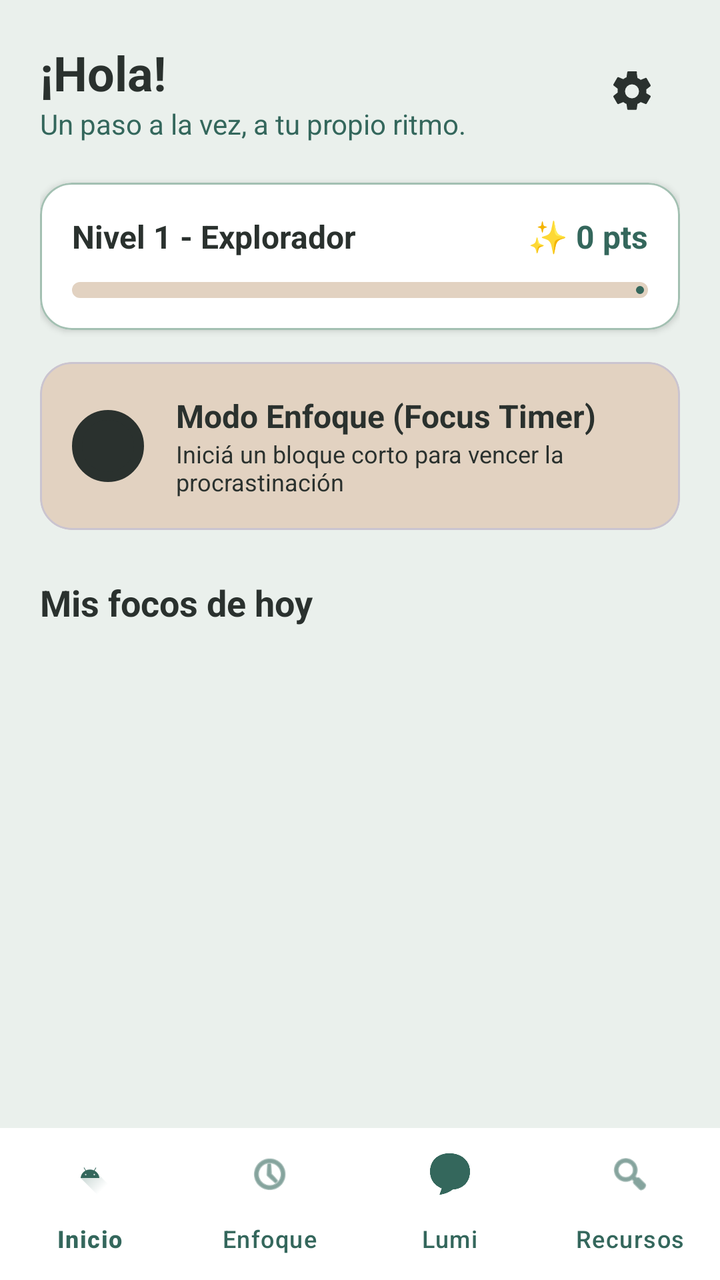
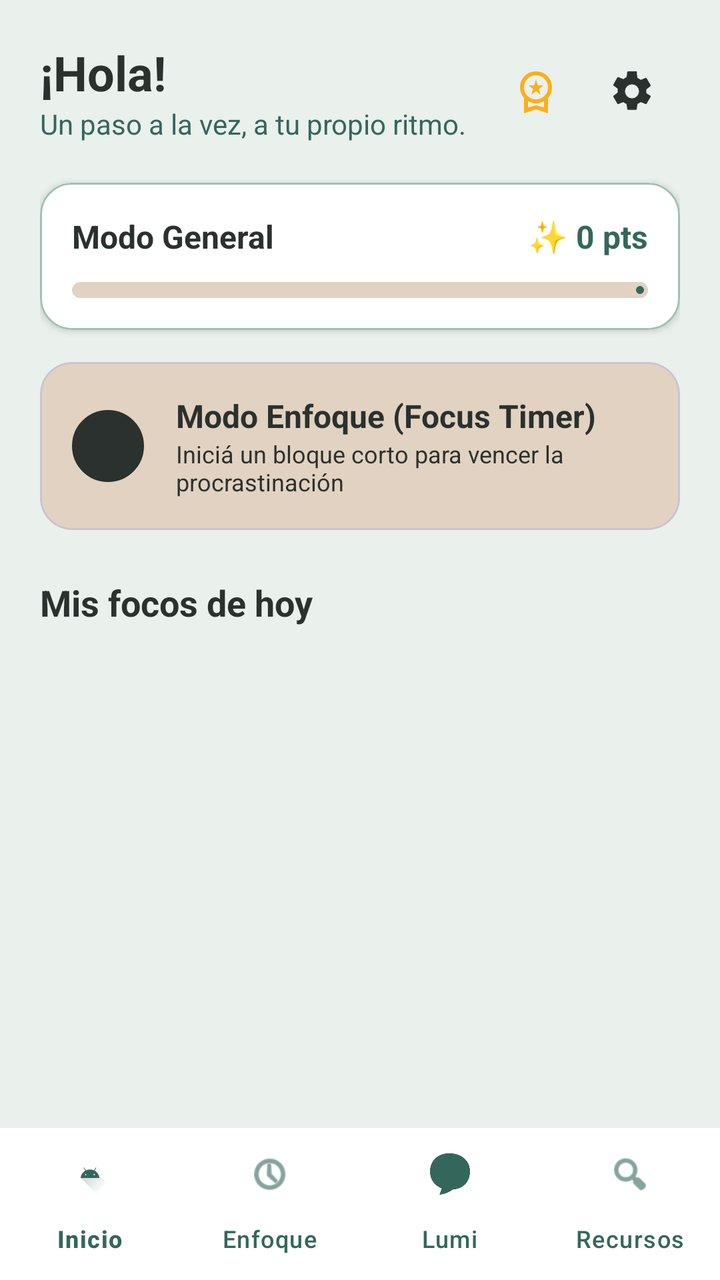

Two renders of the same Android screen: before a commit and after it. Below are the layout's source before the change and the commit's diff.
<!-- AndroidManifest.xml: application theme Theme.Clarity -->
<!-- res/layout/activity_main.xml -->
<?xml version="1.0" encoding="utf-8"?>
<androidx.coordinatorlayout.widget.CoordinatorLayout
    xmlns:android="http://schemas.android.com/apk/res/android"
    xmlns:app="http://schemas.android.com/apk/res-auto"
    android:layout_width="match_parent"
    android:layout_height="match_parent"
    android:background="@color/fondo_app">

    

    <androidx.core.widget.NestedScrollView
        android:id="@+id/scrollInicio"
        android:layout_width="match_parent"
        android:layout_height="match_parent"
        android:layout_marginBottom="76dp"
        android:clipToPadding="false"
        android:fillViewport="true">

        <LinearLayout
            android:layout_width="match_parent"
            android:layout_height="wrap_content"
            android:orientation="vertical"
            android:padding="20dp">

            

            <LinearLayout
                android:layout_width="match_parent"
                android:layout_height="wrap_content"
                android:gravity="center_vertical"
                android:orientation="horizontal">

                <LinearLayout
                    android:layout_width="0dp"
                    android:layout_height="wrap_content"
                    android:layout_weight="1"
                    android:orientation="vertical">

                    <TextView
                        android:id="@+id/tvSaludoUsuario"
                        android:layout_width="wrap_content"
                        android:layout_height="wrap_content"
                        android:text="¡Hola!"
                        android:textColor="@color/gris_texto"
                        android:textSize="24sp"
                        android:textStyle="bold" />

                    <TextView
                        android:id="@+id/tvMensajeMotivacional"
                        android:layout_width="wrap_content"
                        android:layout_height="wrap_content"
                        android:text="Un paso a la vez, a tu propio ritmo."
                        android:textColor="@color/verde_principal"
                        android:textSize="14sp" />

                </LinearLayout>

                <ImageButton
                    android:id="@+id/btnAbrirAjustes"
                    android:layout_width="48dp"
                    android:layout_height="48dp"
                    android:background="?attr/selectableItemBackgroundBorderless"
                    android:contentDescription="Ajustes y accesibilidad"
                    android:src="@drawable/ic_settings"
                    app:tint="@color/gris_texto" />

            </LinearLayout>

            

            <com.google.android.material.card.MaterialCardView
                android:layout_width="match_parent"
                android:layout_height="wrap_content"
                android:layout_marginTop="20dp"
                app:cardBackgroundColor="@color/blanco_superficie"
                app:cardCornerRadius="16dp"
                app:cardElevation="2dp"
                app:strokeColor="@color/verde_secundario"
                app:strokeWidth="1dp">

                <LinearLayout
                    android:layout_width="match_parent"
                    android:layout_height="wrap_content"
                    android:orientation="vertical"
                    android:padding="16dp">

                    <LinearLayout
                        android:layout_width="match_parent"
                        android:layout_height="wrap_content"
                        android:gravity="center_vertical"
                        android:orientation="horizontal">

                        <TextView
                            android:id="@+id/tvNivelUsuario"
                            android:layout_width="0dp"
                            android:layout_height="wrap_content"
                            android:layout_weight="1"
                            android:text="Nivel 1 - Explorador"
                            android:textColor="@color/gris_texto"
                            android:textSize="16sp"
                            android:textStyle="bold" />

                        <TextView
                            android:id="@+id/tvPuntosTotales"
                            android:layout_width="wrap_content"
                            android:layout_height="wrap_content"
                            android:text="✨ 0 pts"
                            android:textColor="@color/verde_principal"
                            android:textSize="16sp"
                            android:textStyle="bold" />

                    </LinearLayout>

                    <com.google.android.material.progressindicator.LinearProgressIndicator
                        android:id="@+id/progresoNivel"
                        android:layout_width="match_parent"
                        android:layout_height="wrap_content"
                        android:layout_marginTop="12dp"
                        android:indeterminate="false"
                        android:max="100"
                        android:progress="25"
                        app:indicatorColor="@color/verde_principal"
                        app:trackColor="@color/arena_decorativo"
                        app:trackCornerRadius="8dp"
                        app:trackThickness="8dp" />

                </LinearLayout>

            </com.google.android.material.card.MaterialCardView>

            

            <com.google.android.material.card.MaterialCardView
                android:id="@+id/cardFocusRapido"
                android:layout_width="match_parent"
                android:layout_height="wrap_content"
                android:layout_marginTop="16dp"
                android:clickable="true"
                android:focusable="true"
                app:cardBackgroundColor="@color/arena_decorativo"
                app:cardCornerRadius="16dp"
                app:cardElevation="1dp">

                <LinearLayout
                    android:layout_width="match_parent"
                    android:layout_height="wrap_content"
                    android:gravity="center_vertical"
                    android:orientation="horizontal"
                    android:padding="16dp">

                    <ImageView
                        android:layout_width="36dp"
                        android:layout_height="36dp"
                        android:contentDescription="Temporizador de enfoque"
                        android:src="@drawable/ic_temporizador"
                        app:tint="@color/gris_texto" />

                    <LinearLayout
                        android:layout_width="0dp"
                        android:layout_height="wrap_content"
                        android:layout_marginStart="16dp"
                        android:layout_weight="1"
                        android:orientation="vertical">

                        <TextView
                            android:layout_width="wrap_content"
                            android:layout_height="wrap_content"
                            android:text="Modo Enfoque (Focus Timer)"
                            android:textColor="@color/gris_texto"
                            android:textSize="16sp"
                            android:textStyle="bold" />

                        <TextView
                            android:layout_width="wrap_content"
                            android:layout_height="wrap_content"
                            android:text="Iniciá un bloque corto para vencer la procrastinación"
                            android:textColor="@color/gris_texto"
                            android:textSize="12sp" />

                    </LinearLayout>

                </LinearLayout>

            </com.google.android.material.card.MaterialCardView>

            

            <TextView
                android:layout_width="wrap_content"
                android:layout_height="wrap_content"
                android:layout_marginTop="24dp"
                android:layout_marginBottom="12dp"
                android:text="Mis focos de hoy"
                android:textColor="@color/gris_texto"
                android:textSize="18sp"
                android:textStyle="bold" />

            

            <androidx.recyclerview.widget.RecyclerView
                android:id="@+id/rvTareasHoy"
                android:layout_width="match_parent"
                android:layout_height="wrap_content"
                android:nestedScrollingEnabled="false" />

            

            <TextView
                android:id="@+id/tvSinTareas"
                android:layout_width="match_parent"
                android:layout_height="wrap_content"
                android:gravity="center"
                android:padding="24dp"
                android:text="¡Todo despejado por hoy! 🎉&#10;Disfrutá tu descanso o agregá una nueva tarea."
                android:textColor="@color/gris_texto"
                android:textSize="14sp"
                android:visibility="gone" />

        </LinearLayout>

    </androidx.core.widget.NestedScrollView>

    

    <com.google.android.material.bottomnavigation.BottomNavigationView
        android:id="@+id/bottomNavigationView"
        android:layout_width="match_parent"
        android:layout_height="76dp"
        android:layout_gravity="bottom"
        android:background="@color/blanco_superficie"
        android:elevation="8dp"
        app:itemHorizontalTranslationEnabled="false"
        app:itemIconSize="22dp"
        app:itemIconTint="@color/verde_principal"
        app:itemTextColor="@color/verde_principal"
        app:labelVisibilityMode="labeled"
        app:menu="@menu/menu_bottom_navigation" />

</androidx.coordinatorlayout.widget.CoordinatorLayout>
<!-- resources referenced by this layout -->
<resources>
  <color name="arena_decorativo">#E2D2C1</color>
  <color name="blanco_superficie">#FFFFFF</color>
  <color name="fondo_app">#EAF0EC</color>
  <color name="gris_texto">#2A312E</color>
  <color name="verde_principal">#34675C</color>
  <color name="verde_secundario">#A3C0B2</color>
  <!-- drawable ic_settings (drawable) -->
  <?xml version="1.0" encoding="utf-8"?>
  <vector xmlns:android="http://schemas.android.com/apk/res/android"
      android:width="24dp"
      android:height="24dp"
      android:viewportWidth="24"
      android:viewportHeight="24">
  
      <path
          android:fillColor="#34675C"
          android:pathData="M19.14,12.94c0.04,-0.31 0.06,-0.62 0.06,-0.94s-0.02,-0.63 -0.07,-0.94l2.03,-1.58a0.5,0.5 0,0 0,0.12 -0.64l-1.92,-3.32a0.5,0.5 0,0 0,-0.61 -0.22l-2.39,0.96a7.1,7.1 0,0 0,-1.63 -0.94l-0.36,-2.54A0.49,0.49 0,0 0,13.88 2h-3.76a0.49,0.49 0,0 0,-0.49 0.42L9.27,4.96a7.1,7.1 0,0 0,-1.63 0.94L5.25,4.94a0.5,0.5 0,0 0,-0.61 0.22L2.72,8.48a0.5,0.5 0,0 0,0.12 0.64l2.03,1.58c-0.05,0.31 -0.07,0.62 -0.07,0.94s0.02,0.63 0.07,0.94l-2.03,1.58a0.5,0.5 0,0 0,-0.12 0.64l1.92,3.32a0.5,0.5 0,0 0,0.61 0.22l2.39,-0.96c0.5,0.39 1.05,0.71 1.63,0.94l0.36,2.54a0.49,0.49 0,0 0,0.49 0.42h3.76a0.49,0.49 0,0 0,0.49 -0.42l0.36,-2.54a7.1,7.1 0,0 0,1.63 -0.94l2.39,0.96a0.5,0.5 0,0 0,0.61 -0.22l1.92,-3.32a0.5,0.5 0,0 0,-0.12 -0.64zM12,15.5a3.5,3.5 0,1 1,0 -7,3.5 3.5,0 0,1 0,7z" />
  </vector>
  <!-- drawable ic_temporizador (drawable) -->
  <?xml version="1.0" encoding="utf-8"?>
  <shape xmlns:android="http://schemas.android.com/apk/res/android"
      android:shape="oval">
  
      <solid android:color="@color/fondo_app" />
  
      <stroke
          android:width="5dp"
          android:color="@color/verde_secundario" />
  
  </shape>
  <style name="Theme.Clarity" parent="Base.Theme.Clarity" />
  <style name="Base.Theme.Clarity" parent="Theme.Material3.DayNight.NoActionBar">
          
          
      </style>
</resources>

<!-- the commit's change to res/layout/activity_main.xml (unified diff, before → after) -->
@@ -54,6 +54,16 @@
                         android:textSize="14sp" />
 
                 </LinearLayout>
+
+                <ImageButton
+                    android:id="@+id/btnAbrirLogros"
+                    android:layout_width="48dp"
+                    android:layout_height="48dp"
+                    android:background="?attr/selectableItemBackgroundBorderless"
+                    android:contentDescription="Logros y progreso"
+                    android:src="@drawable/ic_logros"
+                    android:clickable="true"
+                    android:focusable="true" />
 
                 <ImageButton
                     android:id="@+id/btnAbrirAjustes"
@@ -67,154 +77,239 @@
             </LinearLayout>
 
             
-
-            <com.google.android.material.card.MaterialCardView
+            
+            
+
+            <LinearLayout
+                android:id="@+id/panelGeneral"
+                android:layout_width="match_parent"
+                android:layout_height="wrap_content"
+                android:orientation="vertical"
+                android:visibility="visible">
+
+                
+
+                <com.google.android.material.card.MaterialCardView
+                    android:layout_width="match_parent"
+                    android:layout_height="wrap_content"
+                    android:layout_marginTop="20dp"
+                    app:cardBackgroundColor="@color/blanco_superficie"
+                    app:cardCornerRadius="16dp"
+                    app:cardElevation="2dp"
+                    app:strokeColor="@color/verde_secundario"
+                    app:strokeWidth="1dp">
+
+                    <LinearLayout
+                        android:layout_width="match_parent"
+                        android:layout_height="wrap_content"
+                        android:orientation="vertical"
+                        android:padding="16dp">
+
+                        <LinearLayout
+                            android:layout_width="match_parent"
+                            android:layout_height="wrap_content"
+                            android:gravity="center_vertical"
+                            android:orientation="horizontal">
+
+                            <TextView
+                                android:id="@+id/tvNivelUsuario"
+                                android:layout_width="0dp"
+                                android:layout_height="wrap_content"
+                                android:layout_weight="1"
+                                android:text="Modo General"
+                                android:textColor="@color/gris_texto"
+                                android:textSize="16sp"
+                                android:textStyle="bold" />
+
+                            <TextView
+                                android:id="@+id/tvPuntosTotales"
+                                android:layout_width="wrap_content"
+                                android:layout_height="wrap_content"
+                                android:text="✨ 0 pts"
+                                android:textColor="@color/verde_principal"
+                                android:textSize="16sp"
+                                android:textStyle="bold" />
+
+                        </LinearLayout>
+
+                        <com.google.android.material.progressindicator.LinearProgressIndicator
+                            android:id="@+id/progresoNivel"
+                            android:layout_width="match_parent"
+                            android:layout_height="wrap_content"
+                            android:layout_marginTop="12dp"
+                            android:indeterminate="false"
+                            android:max="100"
+                            android:progress="25"
+                            app:indicatorColor="@color/verde_principal"
+                            app:trackColor="@color/arena_decorativo"
+                            app:trackCornerRadius="8dp"
+                            app:trackThickness="8dp" />
+
+                    </LinearLayout>
+
+                </com.google.android.material.card.MaterialCardView>
+
+                
+
+                <com.google.android.material.card.MaterialCardView
+                    android:id="@+id/cardFocusRapido"
+                    android:layout_width="match_parent"
+                    android:layout_height="wrap_content"
+                    android:layout_marginTop="16dp"
+                    android:clickable="true"
+                    android:focusable="true"
+                    app:cardBackgroundColor="@color/arena_decorativo"
+                    app:cardCornerRadius="16dp"
+                    app:cardElevation="1dp">
+
+                    <LinearLayout
+                        android:layout_width="match_parent"
+                        android:layout_height="wrap_content"
+                        android:gravity="center_vertical"
+                        android:orientation="horizontal"
+                        android:padding="16dp">
+
+                        <ImageView
+                            android:layout_width="36dp"
+                            android:layout_height="36dp"
+                            android:contentDescription="Temporizador de enfoque"
+                            android:src="@drawable/ic_temporizador"
+                            app:tint="@color/gris_texto" />
+
+                        <LinearLayout
+                            android:layout_width="0dp"
+                            android:layout_height="wrap_content"
+                            android:layout_marginStart="16dp"
+                            android:layout_weight="1"
+                            android:orientation="vertical">
+
+                            <TextView
+                                android:layout_width="wrap_content"
+                                android:layout_height="wrap_content"
+                                android:text="Modo Enfoque (Focus Timer)"
+                                android:textColor="@color/gris_texto"
+                                android:textSize="16sp"
+                                android:textStyle="bold" />
+
+                            <TextView
+                                android:layout_width="wrap_content"
+                                android:layout_height="wrap_content"
+                                android:text="Iniciá un bloque corto para vencer la procrastinación"
+                                android:textColor="@color/gris_texto"
+                                android:textSize="12sp" />
+
+                        </LinearLayout>
+
+                    </LinearLayout>
+
+                </com.google.android.material.card.MaterialCardView>
+
+                
+
+                <TextView
+                    android:layout_width="wrap_content"
+                    android:layout_height="wrap_content"
+                    android:layout_marginTop="24dp"
+                    android:layout_marginBottom="12dp"
+                    android:text="Mis focos de hoy"
+                    android:textColor="@color/gris_texto"
+                    android:textSize="18sp"
+                    android:textStyle="bold" />
+
+                
+
+                <androidx.recyclerview.widget.RecyclerView
+                    android:id="@+id/rvTareasHoy"
+                    android:layout_width="match_parent"
+                    android:layout_height="wrap_content"
+                    android:nestedScrollingEnabled="false" />
+
+                
+
+                <TextView
+                    android:id="@+id/tvSinTareas"
+                    android:layout_width="match_parent"
+                    android:layout_height="wrap_content"
+                    android:gravity="center"
+                    android:padding="24dp"
+                    android:text="¡Todo despejado por hoy! 🎉&#10;Disfrutá tu descanso o agregá una nueva tarea."
+                    android:textColor="@color/gris_texto"
+                    android:textSize="14sp"
+                    android:visibility="gone" />
+
+            </LinearLayout>
+
+            
+            
+            
+
+            <LinearLayout
+                android:id="@+id/panelParental"
                 android:layout_width="match_parent"
                 android:layout_height="wrap_content"
                 android:layout_marginTop="20dp"
-                app:cardBackgroundColor="@color/blanco_superficie"
-                app:cardCornerRadius="16dp"
-                app:cardElevation="2dp"
-                app:strokeColor="@color/verde_secundario"
-                app:strokeWidth="1dp">
-
-                <LinearLayout
-                    android:layout_width="match_parent"
-                    android:layout_height="wrap_content"
-                    android:orientation="vertical"
-                    android:padding="16dp">
+                android:orientation="vertical"
+                android:visibility="gone">
+
+                
+
+                <TextView
+                    android:layout_width="match_parent"
+                    android:layout_height="wrap_content"
+                    android:text="Panel Parental"
+                    android:textColor="@color/verde_principal"
+                    android:textSize="22sp"
+                    android:textStyle="bold"
+                    android:layout_marginBottom="12dp" />
+
+                
+
+                <com.google.android.material.card.MaterialCardView
+                    android:layout_width="match_parent"
+                    android:layout_height="wrap_content"
+                    app:cardBackgroundColor="@color/blanco_superficie"
+                    app:cardCornerRadius="16dp"
+                    app:cardElevation="2dp"
+                    app:strokeColor="@color/verde_secundario"
+                    app:strokeWidth="1dp">
 
                     <LinearLayout
                         android:layout_width="match_parent"
                         android:layout_height="wrap_content"
-                        android:gravity="center_vertical"
-                        android:orientation="horizontal">
+                        android:orientation="vertical"
+                        android:padding="20dp">
 
                         <TextView
-                            android:id="@+id/tvNivelUsuario"
-                            android:layout_width="0dp"
-                            android:layout_height="wrap_content"
-                            android:layout_weight="1"
-                            android:text="Nivel 1 - Explorador"
+                            android:layout_width="match_parent"
+                            android:layout_height="wrap_content"
+                            android:text="Gestión del menor"
                             android:textColor="@color/gris_texto"
-                            android:textSize="16sp"
+                            android:textSize="18sp"
                             android:textStyle="bold" />
 
                         <TextView
-                            android:id="@+id/tvPuntosTotales"
-                            android:layout_width="wrap_content"
-                            android:layout_height="wrap_content"
-                            android:text="✨ 0 pts"
-                            android:textColor="@color/verde_principal"
-                            android:textSize="16sp"
-                            android:textStyle="bold" />
+                            android:layout_width="match_parent"
+                            android:layout_height="wrap_content"
+                            android:layout_marginTop="10dp"
+                            android:text="Desde este espacio podrás crear un perfil para el menor, organizar sus tareas y acompañar su progreso."
+                            android:textColor="@color/gris_texto"
+                            android:textSize="15sp"
+                            android:lineSpacingExtra="4dp" />
+
+                        <Button
+                            android:id="@+id/btnAdministrarMenores"
+                            android:layout_width="match_parent"
+                            android:layout_height="wrap_content"
+                            android:layout_marginTop="16dp"
+                            android:text="Administrar perfiles de menores"
+                            android:backgroundTint="@color/verde_principal"
+                            android:textColor="@color/blanco_superficie" />
 
                     </LinearLayout>
 
-                    <com.google.android.material.progressindicator.LinearProgressIndicator
-                        android:id="@+id/progresoNivel"
-                        android:layout_width="match_parent"
-                        android:layout_height="wrap_content"
-                        android:layout_marginTop="12dp"
-                        android:indeterminate="false"
-                        android:max="100"
-                        android:progress="25"
-                        app:indicatorColor="@color/verde_principal"
-                        app:trackColor="@color/arena_decorativo"
-                        app:trackCornerRadius="8dp"
-                        app:trackThickness="8dp" />
-
-                </LinearLayout>
-
-            </com.google.android.material.card.MaterialCardView>
-
-            
-
-            <com.google.android.material.card.MaterialCardView
-                android:id="@+id/cardFocusRapido"
-                android:layout_width="match_parent"
-                android:layout_height="wrap_content"
-                android:layout_marginTop="16dp"
-                android:clickable="true"
-                android:focusable="true"
-                app:cardBackgroundColor="@color/arena_decorativo"
-                app:cardCornerRadius="16dp"
-                app:cardElevation="1dp">
-
-                <LinearLayout
-                    android:layout_width="match_parent"
-                    android:layout_height="wrap_content"
-                    android:gravity="center_vertical"
-                    android:orientation="horizontal"
-                    android:padding="16dp">
-
-                    <ImageView
-                        android:layout_width="36dp"
-                        android:layout_height="36dp"
-                        android:contentDescription="Temporizador de enfoque"
-                        android:src="@drawable/ic_temporizador"
-                        app:tint="@color/gris_texto" />
-
-                    <LinearLayout
-                        android:layout_width="0dp"
-                        android:layout_height="wrap_content"
-                        android:layout_marginStart="16dp"
-                        android:layout_weight="1"
-                        android:orientation="vertical">
-
-                        <TextView
-                            android:layout_width="wrap_content"
-                            android:layout_height="wrap_content"
-                            android:text="Modo Enfoque (Focus Timer)"
-                            android:textColor="@color/gris_texto"
-                            android:textSize="16sp"
-                            android:textStyle="bold" />
-
-                        <TextView
-                            android:layout_width="wrap_content"
-                            android:layout_height="wrap_content"
-                            android:text="Iniciá un bloque corto para vencer la procrastinación"
-                            android:textColor="@color/gris_texto"
-                            android:textSize="12sp" />
-
-                    </LinearLayout>
-
-                </LinearLayout>
-
-            </com.google.android.material.card.MaterialCardView>
-
-            
-
-            <TextView
-                android:layout_width="wrap_content"
-                android:layout_height="wrap_content"
-                android:layout_marginTop="24dp"
-                android:layout_marginBottom="12dp"
-                android:text="Mis focos de hoy"
-                android:textColor="@color/gris_texto"
-                android:textSize="18sp"
-                android:textStyle="bold" />
-
-            
-
-            <androidx.recyclerview.widget.RecyclerView
-                android:id="@+id/rvTareasHoy"
-                android:layout_width="match_parent"
-                android:layout_height="wrap_content"
-                android:nestedScrollingEnabled="false" />
-
-            
-
-            <TextView
-                android:id="@+id/tvSinTareas"
-                android:layout_width="match_parent"
-                android:layout_height="wrap_content"
-                android:gravity="center"
-                android:padding="24dp"
-                android:text="¡Todo despejado por hoy! 🎉&#10;Disfrutá tu descanso o agregá una nueva tarea."
-                android:textColor="@color/gris_texto"
-                android:textSize="14sp"
-                android:visibility="gone" />
+                </com.google.android.material.card.MaterialCardView>
+
+            </LinearLayout>
 
         </LinearLayout>
 
<!-- resource entries referenced after the edit -->
@@ -6,6 +6,12 @@
   <color name="gris_texto">#2A312E</color>
   <color name="verde_principal">#34675C</color>
   <color name="verde_secundario">#A3C0B2</color>
+  <!-- drawable ic_logros (drawable) -->
+  <vector xmlns:android="http://schemas.android.com/apk/res/android" android:height="24dp" android:tint="#FAB01B" android:viewportHeight="960" android:viewportWidth="960" android:width="24dp">
+        
+      <path android:fillColor="@android:color/white" android:pathData="M387,548L422,434L330,360L444,360L480,248L516,360L630,360L537,434L572,548L480,477L387,548ZM240,920L240,611Q202,569 181,515Q160,461 160,400Q160,266 253,173Q346,80 480,80Q614,80 707,173Q800,266 800,400Q800,461 779,515Q758,569 720,611L720,920L480,840L240,920ZM650,570Q720,500 720,400Q720,300 650,230Q580,160 480,160Q380,160 310,230Q240,300 240,400Q240,500 310,570Q380,640 480,640Q580,640 650,570ZM320,801L480,760L640,801L640,677Q605,697 564.5,708.5Q524,720 480,720Q436,720 395.5,708.5Q355,697 320,677L320,801ZM480,739L480,739Q480,739 480,739Q480,739 480,739Q480,739 480,739Q480,739 480,739L480,739L480,739Z"/>
+      
+  </vector>
   <!-- drawable ic_settings (drawable) -->
   <?xml version="1.0" encoding="utf-8"?>
   <vector xmlns:android="http://schemas.android.com/apk/res/android"
